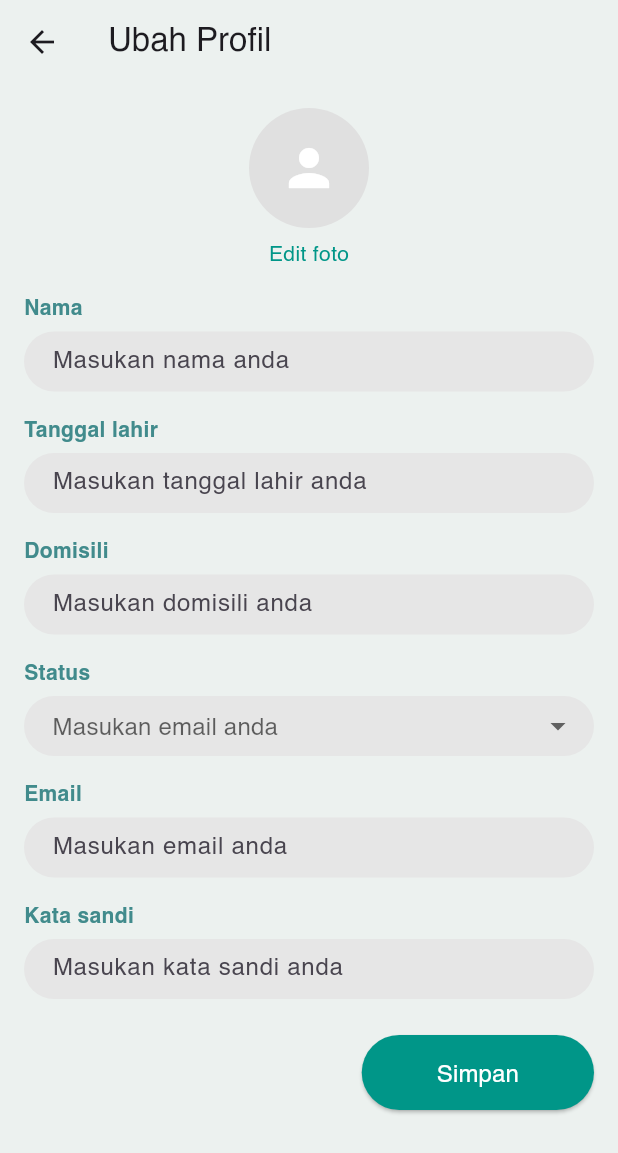
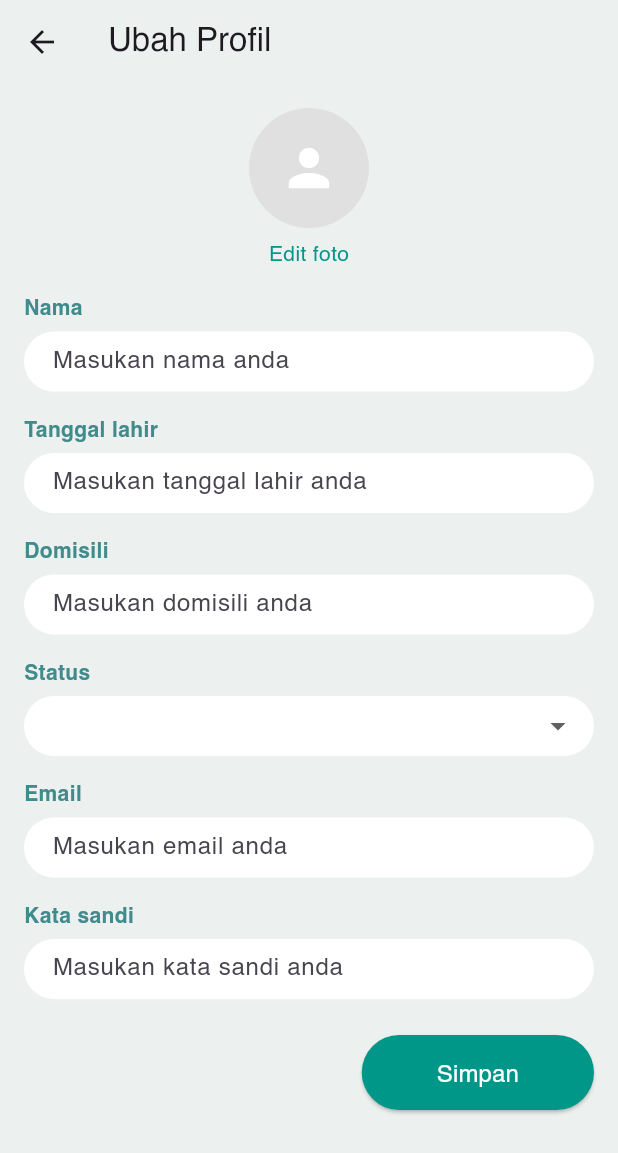
Before and after one commit to NicMatthew/terserah, a Flutter app: the UbahProfilWidget screen opened directly, on a phone screen of 412 x 824 dp. Shown: the top 1153 px of the screen. Run offline on Flutter 3.47's test engine with Material 3 defaults, Android fonts, the light colour scheme and no system bars; our stand-ins replace confetti; missing offline and left inert: swipable_stack.

Commit message:
update terakhir

```diff
--- a/terserah/lib/edit_profile.dart
+++ b/terserah/lib/edit_profile.dart
@@ -61,7 +61,7 @@ class UbahProfilWidget extends StatelessWidget {
                   child: TextField(
                     decoration: InputDecoration(
                       hintText: "Masukan nama anda",
-                      fillColor: Color.fromRGBO(230, 230, 230, 1),
+                      fillColor: Colors.white, // Changed to white
                       filled: true,
                       contentPadding: EdgeInsets.symmetric(vertical: 5, horizontal: 15),
                       border: OutlineInputBorder(
@@ -90,7 +90,7 @@ class UbahProfilWidget extends StatelessWidget {
                   child: TextField(
                     decoration: InputDecoration(
                       hintText: "Masukan tanggal lahir anda",
-                      fillColor: Color.fromRGBO(230, 230, 230, 1),
+                      fillColor: Colors.white, // Changed to white
                       filled: true,
                       contentPadding: EdgeInsets.symmetric(vertical: 5, horizontal: 15),
                       border: OutlineInputBorder(
@@ -119,7 +119,7 @@ class UbahProfilWidget extends StatelessWidget {
                   child: TextField(
                     decoration: InputDecoration(
                       hintText: "Masukan domisili anda",
-                      fillColor: Color.fromRGBO(230, 230, 230, 1),
+                      fillColor: Colors.white, // Changed to white
                       filled: true,
                       contentPadding: EdgeInsets.symmetric(vertical: 5, horizontal: 15),
                       border: OutlineInputBorder(
@@ -147,8 +147,7 @@ class UbahProfilWidget extends StatelessWidget {
                   height: 40,
                   child: DropdownButtonFormField<String>(
                     decoration: InputDecoration(
-                      hintText: "Masukan email anda",
-                      fillColor: Color.fromRGBO(230, 230, 230, 1),
+                      fillColor: Colors.white, // Changed to white
                       filled: true,
                       contentPadding: EdgeInsets.symmetric(vertical: 5, horizontal: 15),
                       border: OutlineInputBorder(
@@ -184,7 +183,7 @@ class UbahProfilWidget extends StatelessWidget {
                   child: TextField(
                     decoration: InputDecoration(
                       hintText: "Masukan email anda",
-                      fillColor: Color.fromRGBO(230, 230, 230, 1),
+                      fillColor: Colors.white, // Changed to white
                       filled: true,
                       contentPadding: EdgeInsets.symmetric(vertical: 5, horizontal: 15),
                       border: OutlineInputBorder(
@@ -214,7 +213,7 @@ class UbahProfilWidget extends StatelessWidget {
                     obscureText: true,
                     decoration: InputDecoration(
                       hintText: "Masukan kata sandi anda",
-                      fillColor: Color.fromRGBO(230, 230, 230, 1),
+                      fillColor: Colors.white, // Changed to white
                       filled: true,
                       contentPadding: EdgeInsets.symmetric(vertical: 5, horizontal: 15),
                       border: OutlineInputBorder(
@@ -242,7 +241,8 @@ class UbahProfilWidget extends StatelessWidget {
                   ),
                 ),
                 style: ElevatedButton.styleFrom(
-                  padding: EdgeInsets.symmetric(horizontal: 50, vertical: 15), backgroundColor: Colors.teal,
+                  padding: EdgeInsets.symmetric(horizontal: 50, vertical: 15),
+                  backgroundColor: Colors.teal,
                 ),
               ),
             ),
--- a/terserah/lib/preference2.dart
+++ b/terserah/lib/preference2.dart
@@ -1,5 +1,6 @@
 import 'package:flutter/material.dart';
 import 'package:terserah/home.dart';
+import 'package:terserah/swipe_activites.dart';
 
 void main() {
   runApp(MyAppPreference2());
@@ -284,10 +285,10 @@ class _UserInfoScreenState extends State<UserInfoScreen> {
                   height: 50,
                   child: ElevatedButton(
                     onPressed: () {
-                      if (_currentStep == 3) {
+                      if (_currentStep == 2) {
                         Navigator.push(
                           context,
-                          MaterialPageRoute(builder: (context) => MyAppHome()),
+                          MaterialPageRoute(builder: (context) => SwipeCardDemo()),
                         );
                       } else {
                         _nextStep();
```
Also changed, not shown: terserah/lib/home.dart (+25 -21 lines), terserah/lib/log_in.dart (+10 -2 lines), terserah/lib/main.dart (+6 -4 lines), terserah/lib/preference.dart (+16 -20 lines), terserah/lib/sign_in.dart (+9 -2 lines), terserah/lib/splash_screen.dart (+1 -15 lines).
